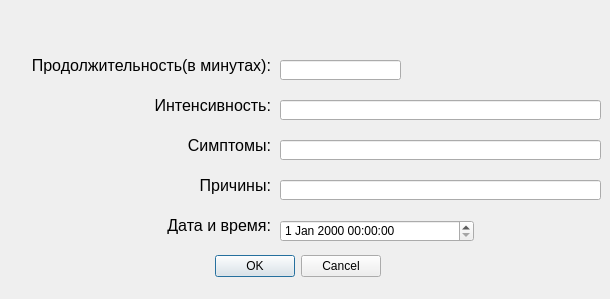
The window that dialog_new_seizure.ui (Mr-Zoom-13/pain-diary) describes before a commit, drawn with Qt 5.
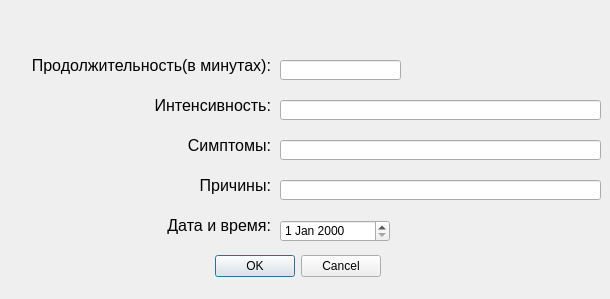
The same window after the commit.

Commit message: Added sorting and dates Needed: Graphs

Patch:
```diff
--- a/dialog_new_seizure.ui
+++ b/dialog_new_seizure.ui
@@ -153,16 +153,6 @@
     </rect>
    </property>
   </widget>
-  <widget class="QDateTimeEdit" name="date_time">
-   <property name="geometry">
-    <rect>
-     <x>280</x>
-     <y>220</y>
-     <width>194</width>
-     <height>22</height>
-    </rect>
-   </property>
-  </widget>
   <widget class="QLabel" name="label_8">
    <property name="geometry">
     <rect>
@@ -184,6 +174,16 @@
     <set>Qt::AlignRight|Qt::AlignTrailing|Qt::AlignVCenter</set>
    </property>
   </widget>
+  <widget class="QDateEdit" name="date_time">
+   <property name="geometry">
+    <rect>
+     <x>280</x>
+     <y>220</y>
+     <width>110</width>
+     <height>22</height>
+    </rect>
+   </property>
+  </widget>
  </widget>
  <resources/>
  <connections>
```
The commit also changes 3 other files.
